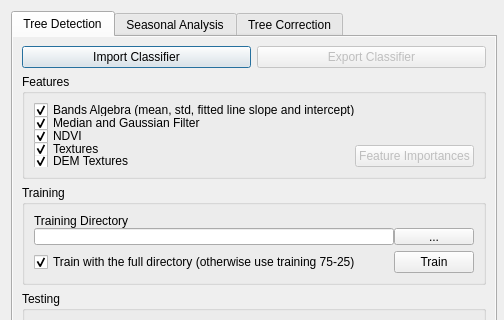
First picture: the form in Lumberjack_dialog_base.ui, repository carobrus/lumberjack_qgis_plugin, before the edit; both pictures show x 0 to 504 and y 0 to 320 of the 504 by 631 pixel window.
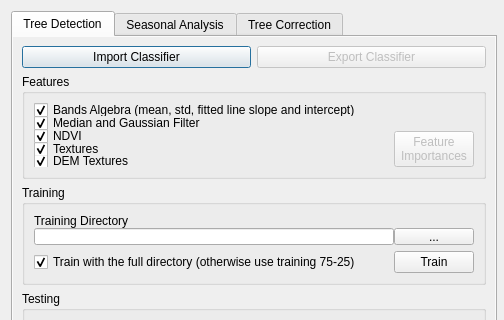
Second picture: the form after the edit.

Patch:
```diff
--- a/Lumberjack_dialog_base.ui
+++ b/Lumberjack_dialog_base.ui
@@ -163,8 +163,15 @@
               <property name="enabled">
                <bool>false</bool>
               </property>
+              <property name="sizePolicy">
+               <sizepolicy hsizetype="Fixed" vsizetype="Fixed">
+                <horstretch>0</horstretch>
+                <verstretch>0</verstretch>
+               </sizepolicy>
+              </property>
               <property name="text">
-               <string>Feature Importances</string>
+               <string>Feature
+Importances</string>
               </property>
              </widget>
             </item>
```
Left out of the diff: 8 changed lines with no effect on the pictures.
